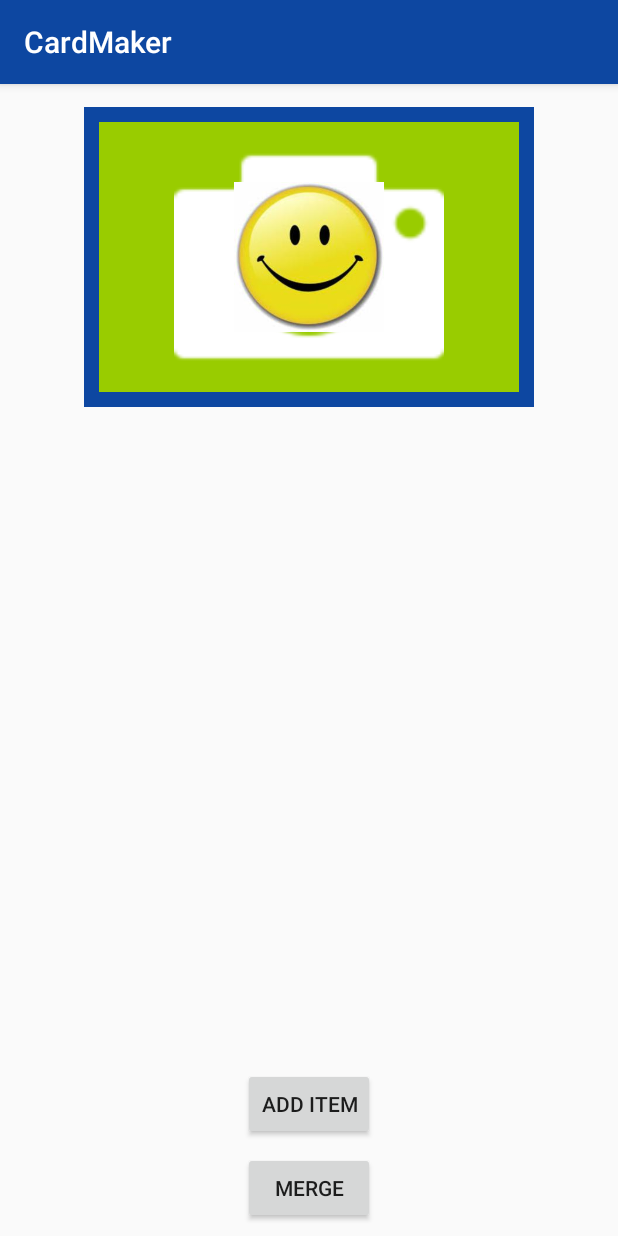
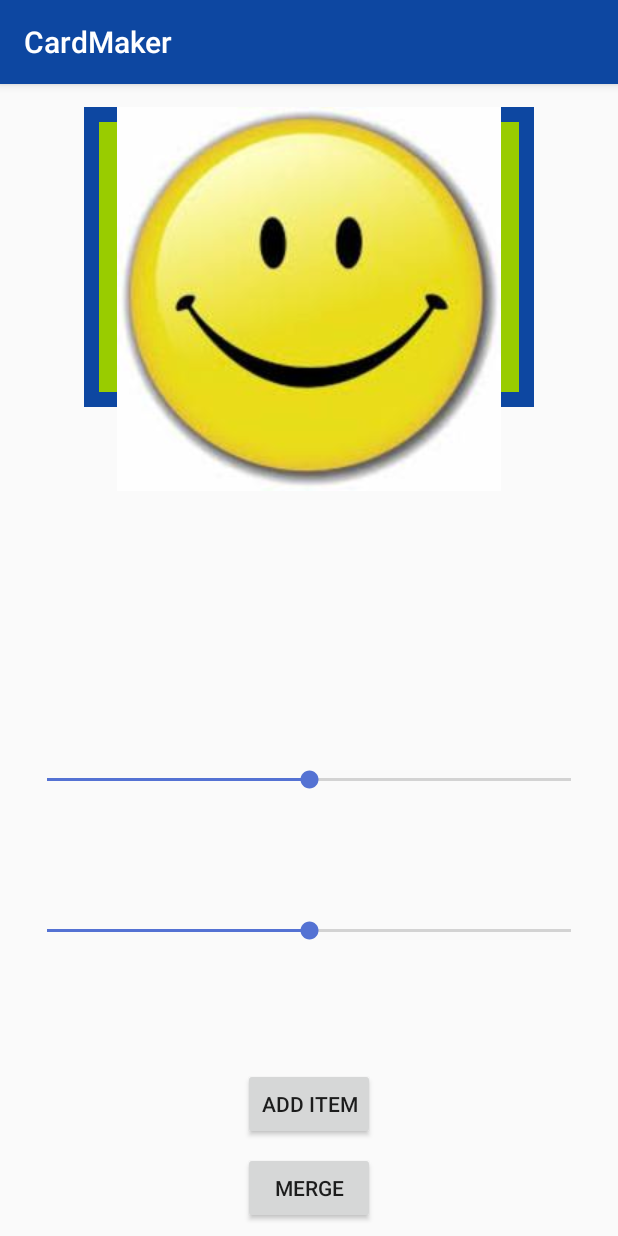
Before and after one commit to Lonaro/CardMaker, an Android app: the TemplateSinglePhoto screen opened directly, with no data from a screen before it, after a tap on "MERGE", on a phone screen of 412 x 824 dp. Run offline under Robolectric (Android 15) with nearby library versions, the phone set to English and light mode, and no system bars; 2 other taps on this screen came first.

Commit message:
Rotation and skyle using SeekBar.

```diff
--- a/app/src/main/AndroidManifest.xml
+++ b/app/src/main/AndroidManifest.xml
@@ -20,8 +20,8 @@
                 <category android:name="android.intent.category.LAUNCHER" />
             </intent-filter>
         </activity>
-        <activity android:name=".TemplateSinglePhoto" />
-        <activity android:name=".CropActivity"></activity>
+        <activity android:name=".view.TemplateSinglePhoto" />
+        <activity android:name=".view.CropActivity"></activity>
     </application>
 
 </manifest>
--- a/app/src/main/java/michal/cardmaker/presenter/TemplateAdapter.java
+++ b/app/src/main/java/michal/cardmaker/presenter/TemplateAdapter.java
@@ -4,15 +4,12 @@ import android.content.Context;
 import android.content.Intent;
 import android.support.annotation.NonNull;
 import android.support.v7.widget.RecyclerView;
-import android.view.LayoutInflater;
 import android.view.View;
 import android.view.ViewGroup;
 import android.widget.ImageView;
 import android.widget.Toast;
 
-import michal.cardmaker.R;
-import michal.cardmaker.TemplateSinglePhoto;
-import michal.cardmaker.view.MainActivity;
+import michal.cardmaker.view.TemplateSinglePhoto;
 
 public class TemplateAdapter extends RecyclerView.Adapter<TemplateViewHolder> {
 
--- a/app/src/main/java/michal/cardmaker/presenter/TemplateSinglePhotoPresenter.java
+++ b/app/src/main/java/michal/cardmaker/presenter/TemplateSinglePhotoPresenter.java
@@ -4,10 +4,8 @@ import android.app.Activity;
 import android.content.Intent;
 import android.graphics.Bitmap;
 import android.net.Uri;
-import android.os.Build;
-import android.provider.MediaStore;
 
-import michal.cardmaker.CropActivity;
+import michal.cardmaker.view.CropActivity;
 import michal.cardmaker.presenter.cropViewLibrary.CropUtils;
 
 public class TemplateSinglePhotoPresenter {
--- a/app/src/main/java/michal/cardmaker/CropActivity.java
+++ b/app/src/main/java/michal/cardmaker/view/CropActivity.java
@@ -1,4 +1,4 @@
-package michal.cardmaker;
+package michal.cardmaker.view;
 
 import android.content.Intent;
 import android.net.Uri;
@@ -7,6 +7,7 @@ import android.os.Bundle;
 import android.view.View;
 import android.widget.Button;
 
+import michal.cardmaker.R;
 import michal.cardmaker.presenter.cropViewLibrary.CropLayout;
 import michal.cardmaker.presenter.cropViewLibrary.CropUtils;
 
--- a/app/src/main/java/michal/cardmaker/TemplateSinglePhoto.java
+++ b/app/src/main/java/michal/cardmaker/view/TemplateSinglePhoto.java
@@ -1,4 +1,4 @@
-package michal.cardmaker;
+package michal.cardmaker.view;
 
 import android.Manifest;
 import android.annotation.SuppressLint;
@@ -20,15 +20,9 @@ import android.os.Bundle;
 import android.util.Log;
 import android.view.MotionEvent;
 import android.view.View;
-import android.view.ViewGroup;
-import android.view.animation.Animation;
-import android.view.animation.LinearInterpolator;
-import android.view.animation.RotateAnimation;
-import android.view.animation.TranslateAnimation;
 import android.widget.Button;
-import android.widget.FrameLayout;
 import android.widget.ImageView;
-import android.widget.RelativeLayout;
+import android.widget.SeekBar;
 import android.widget.Toast;
 
 import java.io.File;
@@ -38,9 +32,10 @@ import java.io.IOException;
 import java.io.InputStream;
 import java.io.OutputStream;
 
-import michal.cardmaker.presenter.ResizeAnimation;
+import michal.cardmaker.R;
 import michal.cardmaker.presenter.TemplateSinglePhotoPresenter;
 import michal.cardmaker.presenter.cropViewLibrary.CropUtils;
+import michal.cardmaker.presenter.cropViewLibrary.GeometryMathUtils;
 
 public class TemplateSinglePhoto extends AppCompatActivity {
 
@@ -48,6 +43,10 @@ public class TemplateSinglePhoto extends AppCompatActivity {
     private ImageView photo;
     private Button merge_button;
     private Button add_item_button;
+
+    private SeekBar seekBar_rotate;
+    private SeekBar seekBar_scale;
+
     private TemplateSinglePhotoPresenter templateSinglePhotoPresenter;
     private static final int MY_PERMISSIONS_REQUEST_WRITE_EXTERNAL_STORAGE = 1;
 
@@ -60,23 +59,18 @@ public class TemplateSinglePhoto extends AppCompatActivity {
 
     //***************************************************************
     private float xCoOrdinate, yCoOrdinate;
+    float move_x;
+    float move_y;
 
-    private static final int NONE = 0;
-    private static final int DRAG = 1;
-    private static final int ZOOM = 2;
-    private int mode = NONE;
-    // remember some things for zooming
-    private PointF start = new PointF();
-    private PointF mid = new PointF();
-    private float oldDist = 1f;
-    private float d = 0f;
-    private float newRot = 0f;
-    private float[] lastEvent = null;
-    float scale = 1;
-    float globalScale;
-    float dx;
-    float dy;
-    float r;
+
+    private static final int TOUCH_MODE_NONE = 0;
+    private static final int TOUCH_MODE_DRAG = 1;
+    int mTouchMode = TOUCH_MODE_NONE;
+
+    float mLastX = 0;
+    float mLastY = 0;
+
+
     //***************************************************************
 
     @SuppressLint("ClickableViewAccessibility")
@@ -92,7 +86,12 @@ public class TemplateSinglePhoto extends AppCompatActivity {
         background = findViewById(R.id.background);
         item = findViewById(R.id.item);
         add_item_button = findViewById(R.id.add_item_button);
+        seekBar_rotate = findViewById(R.id.seekBar_rotate);
+        seekBar_scale = findViewById(R.id.seekBar_scale);
 
+        seekBar_rotate.setMax(360);
+        seekBar_rotate.setProgress(180);
+        seekBar_scale.setMax(200);
 
         item.setClickable(false);
         item.setEnabled(false);
@@ -125,6 +124,41 @@ public class TemplateSinglePhoto extends AppCompatActivity {
             }
         });
 
+        seekBar_rotate.setOnSeekBarChangeListener(new SeekBar.OnSeekBarChangeListener() {
+            @Override
+            public void onProgressChanged(SeekBar seekBar, int progress, boolean fromUser) {
+                item.setRotation(progress-180);
+            }
+
+            @Override
+            public void onStartTrackingTouch(SeekBar seekBar) {
+
+            }
+
+            @Override
+            public void onStopTrackingTouch(SeekBar seekBar) {
+
+            }
+        });
+
+        seekBar_scale.setOnSeekBarChangeListener(new SeekBar.OnSeekBarChangeListener() {
+            @Override
+            public void onProgressChanged(SeekBar seekBar, int progress, boolean fromUser) {
+                item.setScaleX((float)(progress)/100.f);
+                item.setScaleY((float)(progress)/100.f);
+
+            }
+
+            @Override
+            public void onStartTrackingTouch(SeekBar seekBar) {
+
+            }
+
+            @Override
+            public void onStopTrackingTouch(SeekBar seekBar) {
+
+            }
+        });
 
 
         item.setOnTouchListener(new View.OnTouchListener() {
@@ -132,98 +166,49 @@ public class TemplateSinglePhoto extends AppCompatActivity {
             @Override
             public boolean onTouch(View v, MotionEvent event) {
 
-                float move_x = 0;
-                float move_y = 0;
-
                 switch (event.getAction() & MotionEvent.ACTION_MASK) {
                     case MotionEvent.ACTION_DOWN:
+                        mTouchMode = TOUCH_MODE_DRAG;
+
                         xCoOrdinate = v.getX() - event.getRawX();
                         yCoOrdinate = v.getY() - event.getRawY();
-                        mode = DRAG;
 
-                        photo.setClickable(false);
-                        background.setClickable(false);
-                        break;
-                    case MotionEvent.ACTION_POINTER_DOWN:
-                        oldDist = spacing(event);
-                        if (oldDist > 10f) {
-                            midPoint(mid, event);
-                            mode = ZOOM;
-                        }
-                        lastEvent = new float[4];
-                        lastEvent[0] = event.getX(0);
-                        lastEvent[1] = event.getX(1);
-                        lastEvent[2] = event.getY(0);
-                        lastEvent[3] = event.getY(1);
-
-                        d = rotation(event);
-                        break;
-                    case MotionEvent.ACTION_UP:
-                        photo.setClickable(true);
-                        background.setClickable(true);
-                    case MotionEvent.ACTION_POINTER_UP:
-                        mode = NONE;
-                        lastEvent = null;
-                        break;
                     case MotionEvent.ACTION_MOVE:
-                        if(mode == DRAG) {
-                            //v.animate().x(event.getRawX() + xCoOrdinate).y(event.getRawY() + yCoOrdinate).setDuration(0).start();
+                        if (mTouchMode == TOUCH_MODE_DRAG) {
                             move_x = event.getRawX() + xCoOrdinate;
                             move_y =  event.getRawY() + yCoOrdinate;
                             v.animate().x(move_x).y(move_y).setDuration(0).start();
-
-                        } else if (mode == ZOOM) {
-                            float newDist = spacing(event);
-
-                            if(newDist > 100f) {
-                                scale = (newDist / oldDist);
-
-                                //Log.d("Scale", String.valueOf(newDist) + " " + String.valueOf(oldDist) + " " + String.valueOf(scale));
-                                //item.animate().scaleX(scale).scaleY(scale).setDuration(0).start();
-                            }
-                            if(lastEvent != null && event.getPointerCount() == 2) {
-                                newRot = rotation(event);
-                                r = newRot - d;
-
-                                v.animate().rotation(r).setInterpolator(new LinearInterpolator()).setDuration(0).start();
-                                Log.d("Rotation", String.valueOf(d) + " | " + String.valueOf(newRot) + " | " + String.valueOf(r));
-                                item.setRotation(r);
-
-                            }
                         }
                         break;
+                    case MotionEvent.ACTION_UP:
+                        photo.setEnabled(true);
+                        photo.setClickable(true);
+                        background.setEnabled(true);
+                        background.setClickable(true);
+                    case MotionEvent.ACTION_CANCEL:
+                    case MotionEvent.ACTION_POINTER_UP:
+                        mTouchMode = TOUCH_MODE_NONE;
+                        break;
+                }
 
-                }
 
                 return true;
             }
 
-            private float spacing(MotionEvent event) {
-                float x = event.getX(0) - event.getX(1);
-                float y = event.getY(0) - event.getY(1);
-                return (float) Math.sqrt(x * x + y * y);
+            private float getDistance(MotionEvent event) {
+                return GeometryMathUtils.getDistance(event.getX(0), event.getY(0),
+                        event.getX(1), event.getY(1));
             }
 
-            /**
-             * Calculate the mid point of the first two fingers
-             */
-            private void midPoint(PointF point, MotionEvent event) {
-                float x = event.getX(0) + event.getX(1);
-                float y = event.getY(0) + event.getY(1);
+            private void getCenter(PointF point, MotionEvent event) {
+                float x = mLastX + event.getX(1);
+                float y = mLastY + event.getY(1);
                 point.set(x / 2, y / 2);
             }
 
-            /**
-             * Calculate the degree to be rotated by.
-             *
-             * @param event
-             * @return Degrees
-             */
-            private float rotation(MotionEvent event) {
-                double delta_x = (event.getX(0) - event.getX(1));
-                double delta_y = (event.getY(0) - event.getY(1));
-                double radians = Math.atan2(delta_y, delta_x);
-                return (float) Math.toDegrees(radians);
+            private float getDegrees(MotionEvent event) {
+                return GeometryMathUtils.getDegrees(event.getX(0), event.getY(0),
+                        event.getX(1), event.getY(1));
             }
         });
 
@@ -246,6 +231,18 @@ public class TemplateSinglePhoto extends AppCompatActivity {
             public void onClick(View v) {
                 Bitmap pho = ((BitmapDrawable)photo.getDrawable()).getBitmap();
                 Bitmap back = Bitmap.createBitmap(background.getWidth(), background.getHeight(), Bitmap.Config.ARGB_8888);
+
+
+
+                Bitmap item_1 = ((BitmapDrawable)item.getDrawable()).getBitmap();
+                Bitmap b = Bitmap.createScaledBitmap(item_1, (int)(item_1.getWidth()*item.getScaleX()), (int)(item_1.getHeight()*item.getScaleX()), false);
+                Matrix mat = new Matrix();
+                mat.postRotate(item.getRotation(), b.getWidth()/2, b.getHeight()/2);
+                mat.postTranslate(item.getX() + item.getWidth()/2-b.getWidth()/2, item.getY() + item.getHeight()/2-b.getHeight()/2);
+                item.setImageMatrix(mat);
+                //Bitmap r = Bitmap.createBitmap(b, 0, 0, b.getWidth(), b.getHeight(), mat, true);
+
+
                 back.eraseColor(getResources().getColor(R.color.colorPrimary));
 
                 int width = back.getWidth();
@@ -257,6 +254,12 @@ public class TemplateSinglePhoto extends AppCompatActivity {
 
                 comboImage.drawBitmap(back, 0f, 0f, null);
                 comboImage.drawBitmap(pho, (width-pho.getWidth())/2, (height-pho.getHeight())/2, null);
+
+                if(item.getVisibility() == View.VISIBLE)
+                {
+                    comboImage.drawBitmap(b, mat , null);
+                    Log.d("Item_1", String.valueOf(item.getX() + item.getWidth()/2) + " " + String.valueOf(item.getY() + item.getHeight()/2));
+                }
 
                 Toast.makeText(getApplicationContext(), "Zmergowano", Toast.LENGTH_SHORT).show();
 
--- a/app/src/main/res/layout/activity_template_single_photo.xml
+++ b/app/src/main/res/layout/activity_template_single_photo.xml
@@ -4,7 +4,7 @@
     xmlns:tools="http://schemas.android.com/tools"
     android:layout_width="match_parent"
     android:layout_height="match_parent"
-    tools:context=".TemplateSinglePhoto">
+    tools:context=".view.TemplateSinglePhoto">
 
     <FrameLayout
         android:id="@+id/frame_template"
@@ -35,11 +35,12 @@
 
         <ImageView
             android:id="@+id/item"
-            android:layout_width="100sp"
-            android:layout_height="100sp"
+            android:layout_width="wrap_content"
+            android:layout_height="wrap_content"
             android:layout_gravity="center"
             android:contentDescription="Border"
-            android:src="@color/colorAccent"/>
+            android:src="@color/colorAccent"
+            android:scaleType="fitCenter"/>
 
 
     </FrameLayout>
@@ -68,4 +69,25 @@
         app:layout_constraintEnd_toEndOf="parent"
         app:layout_constraintStart_toStartOf="parent" />
 
+    <SeekBar
+        android:id="@+id/seekBar_rotate"
+        android:layout_width="match_parent"
+        android:layout_height="wrap_content"
+        android:layout_margin="15dp"
+        app:layout_constraintBottom_toTopOf="@+id/add_item_button"
+        app:layout_constraintEnd_toEndOf="parent"
+        app:layout_constraintStart_toStartOf="parent"
+        app:layout_constraintTop_toBottomOf="@+id/frame_template"/>
+
+    <SeekBar
+        android:id="@+id/seekBar_scale"
+        android:layout_width="match_parent"
+        android:layout_height="wrap_content"
+        android:layout_margin="15dp"
+        app:layout_constraintBottom_toTopOf="@+id/add_item_button"
+        app:layout_constraintEnd_toEndOf="parent"
+        app:layout_constraintStart_toStartOf="parent"
+        app:layout_constraintTop_toBottomOf="@+id/seekBar_rotate"
+        android:progress="100"/>
+
 </android.support.constraint.ConstraintLayout>
```
Also changed, not shown: app/src/main/java/michal/cardmaker/presenter/cropViewLibrary/CropView.java (+4 -8 lines).
